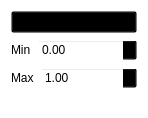
Qt form src/UI/ClampNode.ui (Drew-S/TerrainGenerator) before a commit.
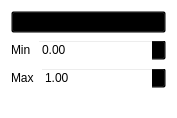
The same form after that commit.

Patch:
```diff
--- a/src/UI/ClampNode.ui
+++ b/src/UI/ClampNode.ui
@@ -6,7 +6,7 @@
    <rect>
     <x>0</x>
     <y>0</y>
-    <width>148</width>
+    <width>177</width>
     <height>118</height>
    </rect>
   </property>
```
Left out of the diff: 21 changed lines with no effect on the pictures.
